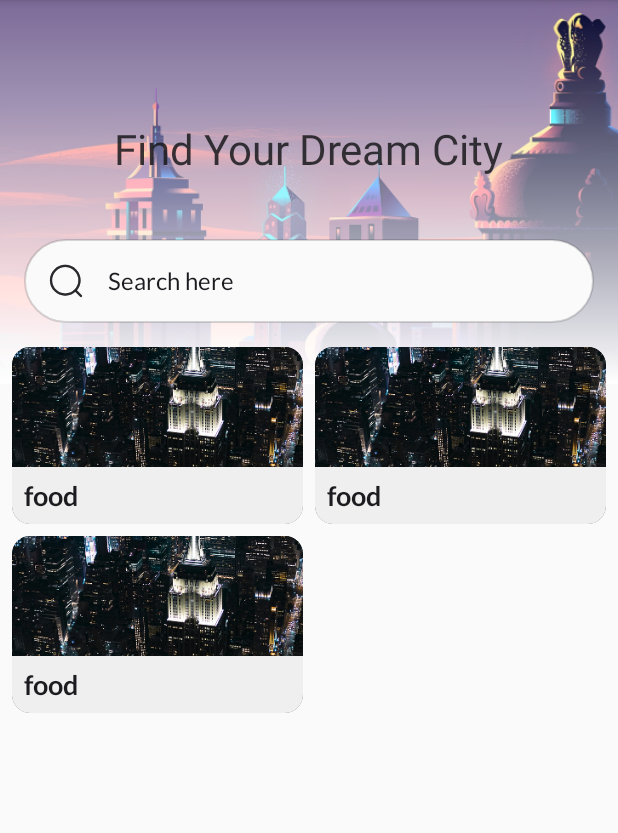
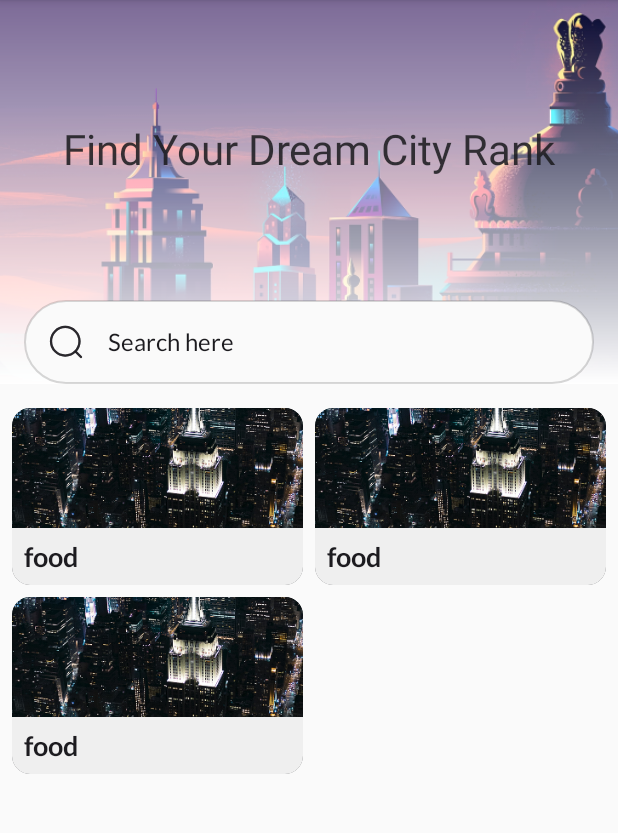
Before and after one commit to kamelkiko/CostManager, an Android app: the layout fragment_rank.xml on its own in the app's theme, with its tools: preview values and no code run, on a phone screen of 412 x 824 dp, the part 84-917 px from its top. Run offline under Robolectric (Android 15) with nearby library versions, the phone set to English and light mode, and no system bars; network calls fail.

Commit message:
fix what ever that is :)

```diff
--- a/app/src/main/res/layout/fragment_rank.xml
+++ b/app/src/main/res/layout/fragment_rank.xml
@@ -25,7 +25,7 @@
         android:layout_width="wrap_content"
         android:layout_height="wrap_content"
         android:layout_marginTop="80dp"
-        android:text="@string/find_your_dream_city"
+        android:text="@string/find_your_dream_city_rank"
         android:textColor="@color/dark_black"
         android:textSize="@dimen/title_text_size"
         app:layout_constraintEnd_toEndOf="parent"
@@ -37,6 +37,7 @@
         android:layout_width="match_parent"
         android:layout_height="wrap_content"
         android:layout_marginHorizontal="@dimen/margin_large"
+        android:layout_marginTop="@dimen/margin_xx_large"
         android:autofillHints="name"
         android:background="@drawable/search_view"
         android:drawableStart="@drawable/ic_baseline_search_24"
@@ -52,7 +53,8 @@
         app:layout_constraintBottom_toBottomOf="@id/rank_image"
         app:layout_constraintEnd_toEndOf="@id/rank_image"
         app:layout_constraintStart_toStartOf="@id/rank_image"
-        app:layout_constraintTop_toBottomOf="@+id/textView3" />
+        app:layout_constraintTop_toBottomOf="@+id/textView3"
+        app:layout_constraintVertical_bias="1.0" />
 
     <androidx.recyclerview.widget.RecyclerView
         android:id="@+id/recycle_rank"
--- a/app/src/main/res/layout/fragment_search.xml
+++ b/app/src/main/res/layout/fragment_search.xml
@@ -35,7 +35,7 @@
         android:layout_width="match_parent"
         android:layout_height="wrap_content"
         android:layout_marginHorizontal="@dimen/margin_large"
-        android:layout_marginTop="32dp"
+        android:layout_marginTop="@dimen/margin_xx_large"
         android:autofillHints="name"
         android:background="@drawable/search_view"
         android:drawableStart="@drawable/ic_baseline_search_24"
--- a/app/src/main/res/values/dimens.xml
+++ b/app/src/main/res/values/dimens.xml
@@ -29,4 +29,5 @@
     <dimen name="image_height_80">80dp</dimen>
     <dimen name="corner_radius_8dp">8dp</dimen>
     <dimen name="width_300dp">300dp</dimen>
+    <dimen name="margin_xx_large">32dp</dimen>
 </resources>
--- a/app/src/main/res/values/strings.xml
+++ b/app/src/main/res/values/strings.xml
@@ -27,4 +27,5 @@
     <string name="you_need_support_contact_us">You need support? Contact Us</string>
     <string name="here_you_can_add_your_favourite_recieps">Here you can add your favourite cities</string>
     <string name="find_your_dream_city">Find Your Dream City</string>
+    <string name="find_your_dream_city_rank">Find Your Dream City Rank</string>
 </resources>
```
